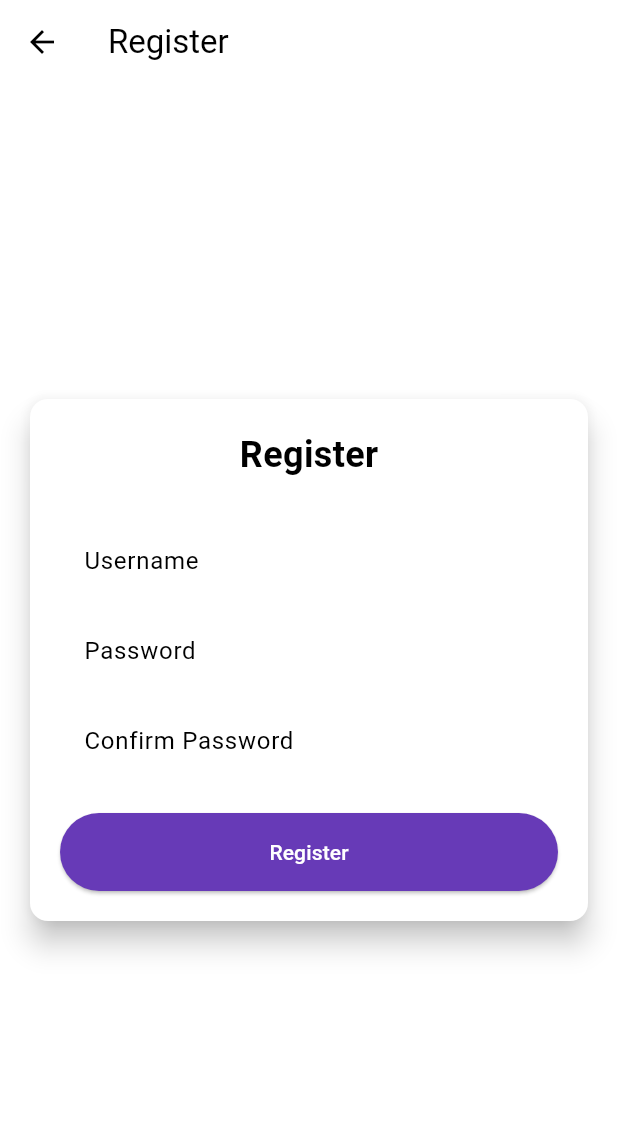
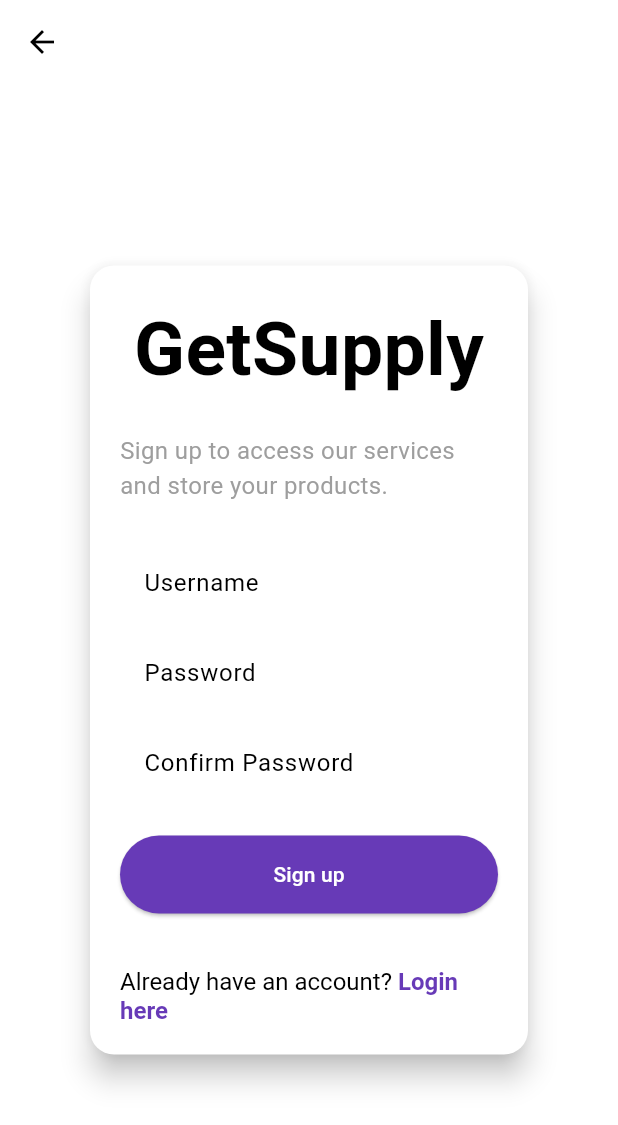
Before and after one commit to rafifsulaiman/getsupply_mobile, a Flutter app: the screen it shows after launch, after a tap on an icon or button, on a phone screen of 412 x 824 dp. Shown: the top 1125 px of the screen. Run offline on Flutter 3.47's test engine with Material 3 defaults, Android fonts, the phone set to English and light mode, and no system bars; missing offline and left inert: pbp_django_auth.

Commit message:
add designs

```diff
--- a/lib/screens/login.dart
+++ b/lib/screens/login.dart
@@ -1,5 +1,6 @@
+// import 'dart:convert';
+import 'package:flutter/material.dart';
 import 'package:getsupply_mobile/screens/menu.dart';
-import 'package:flutter/material.dart';
 import 'package:getsupply_mobile/screens/register.dart';
 import 'package:pbp_django_auth/pbp_django_auth.dart';
 import 'package:provider/provider.dart';
@@ -42,30 +43,40 @@ class _LoginPageState extends State<LoginPage> {
     final request = context.watch<CookieRequest>();
 
     return Scaffold(
-      appBar: AppBar(
-        title: const Text('Login'),
-      ),
       body: Center(
         child: SingleChildScrollView(
           padding: const EdgeInsets.all(16.0),
           child: Card(
             elevation: 8,
             shape: RoundedRectangleBorder(
-              borderRadius: BorderRadius.circular(12.0),
+              borderRadius: BorderRadius.circular(16.0),
             ),
+            color: Colors.white,  // Main container color set to light gray
             child: Padding(
               padding: const EdgeInsets.all(20.0),
               child: Column(
                 mainAxisSize: MainAxisSize.min,
                 children: [
                   const Text(
-                    'Login',
+                    'GetSupply',
                     style: TextStyle(
-                      fontSize: 24.0,
+                      fontSize: 50.0,
                       fontWeight: FontWeight.bold,
+                      color: Colors.black,
                     ),
                   ),
-                  const SizedBox(height: 30.0),
+                  const SizedBox(height: 20),
+                  Align(
+                    alignment: Alignment.centerLeft,
+                    child: const Text(
+                      'Log In To Your Account',
+                      style: TextStyle(
+                        fontSize: 18.0,
+                        color: Colors.redAccent,
+                      ),
+                    ),
+                  ),
+                  const SizedBox(height: 30),
                   TextField(
                     controller: _usernameController,
                     decoration: const InputDecoration(
@@ -98,10 +109,6 @@ class _LoginPageState extends State<LoginPage> {
                       String username = _usernameController.text;
                       String password = _passwordController.text;
 
-                      // Cek kredensial
-                      // TODO: Ganti URL dan jangan lupa tambahkan trailing slash (/) di akhir URL!
-                      // Untuk menyambungkan Android emulator dengan Django pada localhost,
-                      // gunakan URL http://10.0.2.2/
                       final response = await request
                           .login("http://127.0.0.1:8000/auth/login/", {
                         'username': username,
@@ -151,7 +158,7 @@ class _LoginPageState extends State<LoginPage> {
                       backgroundColor: Theme.of(context).colorScheme.primary,
                       padding: const EdgeInsets.symmetric(vertical: 16.0),
                     ),
-                    child: const Text('Login'),
+                    child: const Text('Log In'),
                   ),
                   const SizedBox(height: 36.0),
                   GestureDetector(
@@ -162,11 +169,23 @@ class _LoginPageState extends State<LoginPage> {
                             builder: (context) => const RegisterPage()),
                       );
                     },
-                    child: Text(
-                      'Don\'t have an account? Register',
-                      style: TextStyle(
-                        color: Theme.of(context).colorScheme.primary,
-                        fontSize: 16.0,
+                    child: RichText(
+                      text: TextSpan(
+                        text: 'Don\'t have an account? ',
+                        style: const TextStyle(
+                          color: Colors.black,
+                          fontSize: 16.0,
+                        ),
+                        children: [
+                          TextSpan(
+                            text: 'Register',
+                            style: TextStyle(
+                              color: Theme.of(context).colorScheme.primary,
+                              fontSize: 16.0,
+                              fontWeight: FontWeight.bold,
+                            ),
+                          ),
+                        ],
                       ),
                     ),
                   ),
--- a/lib/screens/menu.dart
+++ b/lib/screens/menu.dart
@@ -9,7 +9,7 @@ class MyHomePage extends StatelessWidget {
     final String className = 'PBP C'; // Kelas
 
     final List<ItemHomepage> items = [
-        ItemHomepage("Lihat Daftar Produk", Icons.list, Colors.green),
+        ItemHomepage("Lihat Daftar Produk", Icons.shopping_cart, Colors.green),
         ItemHomepage("Add Product", Icons.add, Colors.deepPurple),
         ItemHomepage("Logout", Icons.logout, Colors.red),
     ];
--- a/lib/screens/register.dart
+++ b/lib/screens/register.dart
@@ -21,7 +21,6 @@ class _RegisterPageState extends State<RegisterPage> {
     final request = context.watch<CookieRequest>();
     return Scaffold(
       appBar: AppBar(
-        title: const Text('Register'),
         leading: IconButton(
           icon: const Icon(Icons.arrow_back),
           onPressed: () {
@@ -32,10 +31,16 @@ class _RegisterPageState extends State<RegisterPage> {
       body: Center(
         child: SingleChildScrollView(
           padding: const EdgeInsets.all(16.0),
+          child: Container(
+            padding: const EdgeInsets.symmetric(vertical: 50.0, horizontal: 40.0),
+            decoration: BoxDecoration(
+              color: Colors.white,
+              borderRadius: BorderRadius.circular(12.0),
+            ),
             child: Card(
               elevation: 8,
               shape: RoundedRectangleBorder(
-              borderRadius: BorderRadius.circular(12.0),
+                borderRadius: BorderRadius.circular(16.0),
               ),
               child: Padding(
                 padding: const EdgeInsets.all(20.0),
@@ -43,10 +48,19 @@ class _RegisterPageState extends State<RegisterPage> {
                   mainAxisSize: MainAxisSize.min,
                   children: <Widget>[
                     const Text(
-                    'Register',
+                      'GetSupply',
                       style: TextStyle(
-                      fontSize: 24.0,
+                        fontSize: 50.0,
                         fontWeight: FontWeight.bold,
+                        color: Colors.black,
+                      ),
+                    ),
+                    const SizedBox(height: 20),
+                    const Text(
+                      'Sign up to access our services and store your products.',
+                      style: TextStyle(
+                        fontSize: 16.0,
+                        color: Colors.grey,
                       ),
                     ),
                     const SizedBox(height: 30.0),
@@ -121,7 +135,8 @@ class _RegisterPageState extends State<RegisterPage> {
                             "username": username,
                             "password1": password1,
                             "password2": password2,
-                          }));
+                          }),
+                        );
                         if (context.mounted) {
                           if (response['status'] == 'success') {
                             ScaffoldMessenger.of(context).showSnackBar(
@@ -146,12 +161,42 @@ class _RegisterPageState extends State<RegisterPage> {
                       style: ElevatedButton.styleFrom(
                         foregroundColor: Colors.white,
                         minimumSize: Size(double.infinity, 50),
-                      backgroundColor: Theme.of(context).colorScheme.primary,
+                        backgroundColor: Colors.deepPurple[500],
                         padding: const EdgeInsets.symmetric(vertical: 16.0),
                       ),
-                    child: const Text('Register'),
+                      child: const Text('Sign up'),
+                    ),
+                    const SizedBox(height: 36.0),
+                    GestureDetector(
+                      onTap: () {
+                        Navigator.push(
+                          context,
+                          MaterialPageRoute(
+                              builder: (context) => const LoginPage()),
+                        );
+                      },
+                      child: RichText(
+                        text: TextSpan(
+                          text: 'Already have an account? ',
+                          style: const TextStyle(
+                            color: Colors.black,
+                            fontSize: 16.0,
+                          ),
+                          children: [
+                            TextSpan(
+                              text: 'Login here',
+                              style: TextStyle(
+                                color: Theme.of(context).colorScheme.primary,
+                                fontSize: 16.0,
+                                fontWeight: FontWeight.bold,
+                              ),
                             ),
                           ],
+                        ),
+                      ),
+                    ),
+                  ],
+                ),
               ),
             ),
           ),
--- a/lib/widgets/left_drawer.dart
+++ b/lib/widgets/left_drawer.dart
@@ -42,7 +42,7 @@ class LeftDrawer extends StatelessWidget {
     },
   ),
   ListTile(
-    leading: const Icon(Icons.mood),
+    leading: const Icon(Icons.add),
     title: const Text('Add Product'),
     onTap: () {
       Navigator.push(
@@ -53,7 +53,7 @@ class LeftDrawer extends StatelessWidget {
     },
   ),
   ListTile(
-    leading: const Icon(Icons.add_reaction_rounded),
+    leading: const Icon(Icons.shopping_cart_outlined),
     title: const Text('Product List'),
     onTap: () {
       Navigator.push(
```
Also changed, not shown: lib/screens/list_supplyentry.dart (+58 -22 lines). Lines whose indentation alone changed are shown as unchanged.
